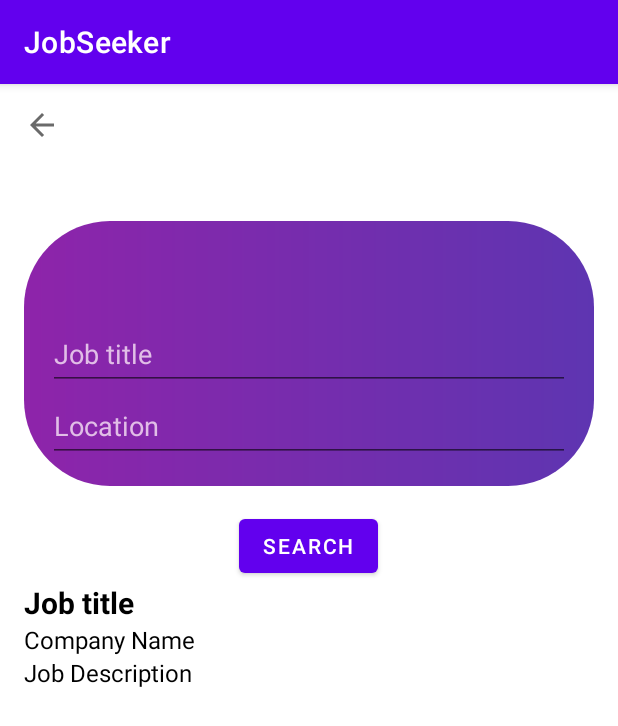
After one commit to IT21156410/jobfinder, an Android app: the JobSearchActivity screen opened directly, with no data from a screen before it, on a phone screen of 412 x 824 dp. The commit adds this screen. Shown: the top 726 px of the screen. Run offline under Robolectric (Android 15) with nearby library versions, the phone set to English and light mode, and no system bars.

Commit message:
Job post management & search

```diff
--- /dev/null
+++ b/app/src/main/java/com/example/jobseeker/JobSearchActivity.kt
@@ -0,0 +1,36 @@
+package com.example.jobseeker
+
+import androidx.appcompat.app.AppCompatActivity
+import android.os.Bundle
+import android.widget.Button
+import android.widget.EditText
+
+class JobSearchActivity : AppCompatActivity() {
+
+    private lateinit var jobTitleEditText: EditText
+    private lateinit var locationEditText: EditText
+    private lateinit var searchButton: Button
+
+    override fun onCreate(savedInstanceState: Bundle?) {
+        super.onCreate(savedInstanceState)
+        setContentView(R.layout.activity_job_search)
+
+        val goBackButton = findViewById<Button>(R.id.goBackFrmJob)
+
+        goBackButton.setOnClickListener {
+            finish()
+        }
+
+        // Initialize views
+        jobTitleEditText = findViewById(R.id.job_title_edittext)
+        locationEditText = findViewById(R.id.location_edittext)
+        searchButton = findViewById(R.id.search_button)
+
+        // Set up click listener for search button
+        searchButton.setOnClickListener {
+            val jobTitle = jobTitleEditText.text.toString()
+            val location = locationEditText.text.toString()
+            // TODO: Implement job search functionality
+        }
+    }
+}
--- /dev/null
+++ b/app/src/main/res/drawable/background_purple.xml
@@ -0,0 +1,23 @@
+<shape xmlns:android="http://schemas.android.com/apk/res/android"
+        android:shape="rectangle">
+    <gradient
+            android:startColor="#8e24aa"
+            android:endColor="#5e35b1"
+            android:type="linear"
+            android:angle="0"/>
+    <corners android:radius="86px" />
+    <padding android:bottom="16dp"
+            android:left="16dp"
+            android:right="16dp"
+            android:top="16dp" />
+</shape>
+
+<!--<shape xmlns:android="http://schemas.android.com/apk/res/android"-->
+<!--android:shape="rectangle">-->
+<!--<solid android:color="#8e24aa" />-->
+<!--<corners android:radius="26px" />-->
+<!--<padding android:bottom="16dp"-->
+<!--        android:left="16dp"-->
+<!--        android:right="16dp"-->
+<!--        android:top="16dp" />-->
+<!--</shape>-->
--- /dev/null
+++ b/app/src/main/res/layout/activity_job_search.xml
@@ -0,0 +1,124 @@
+<?xml version="1.0" encoding="utf-8"?>
+<androidx.constraintlayout.widget.ConstraintLayout xmlns:android="http://schemas.android.com/apk/res/android"
+        xmlns:tools="http://schemas.android.com/tools"
+        xmlns:app="http://schemas.android.com/apk/res-auto"
+        android:layout_width="match_parent"
+        android:layout_height="match_parent"
+        tools:context=".JobSearchActivity">
+
+    <com.google.android.material.navigation.NavigationView
+            android:layout_width="0dp"
+            android:layout_height="55dp"
+            app:layout_constraintEnd_toEndOf="parent"
+            app:layout_constraintStart_toStartOf="parent"
+            app:layout_constraintTop_toTopOf="parent">
+
+        <Button
+                android:id="@+id/goBackFrmJob"
+                android:layout_width="54dp"
+                android:layout_height="match_parent"
+                android:background="#00000000"
+                android:backgroundTint="#FFFFFF"
+                android:text="@string/back"
+                app:icon="?attr/actionModeCloseDrawable"
+                app:iconTint="#95000000"
+                app:iconTintMode="src_in" />
+
+    </com.google.android.material.navigation.NavigationView>
+
+    <LinearLayout
+            android:layout_width="match_parent"
+            android:layout_height="match_parent"
+            android:orientation="vertical"
+            android:padding="16dp"
+            app:layout_constraintTop_toTopOf="parent"
+            app:layout_constraintStart_toStartOf="parent"
+            app:layout_constraintEnd_toEndOf="parent"
+            app:layout_constraintBottom_toBottomOf="parent"
+            app:layout_constraintVertical_bias="0.35000002"
+            android:layout_marginTop="75dp">
+
+        <LinearLayout
+                android:layout_width="match_parent"
+                android:layout_height="wrap_content"
+                android:background="@drawable/background_purple"
+                android:padding="16dp"
+                android:orientation="vertical">
+
+            <TextView
+                    android:layout_width="wrap_content"
+                    android:layout_height="wrap_content"
+                    tools:text="Job Search"
+                    android:textSize="24sp"
+                    android:textStyle="bold"
+                    android:layout_gravity="center_horizontal"
+                    android:layout_marginBottom="16dp"
+                    android:textColor="#FFFFFF" />
+
+            <EditText
+                    android:id="@+id/job_title_edittext"
+                    android:layout_width="match_parent"
+                    android:layout_height="wrap_content"
+                    android:hint="@string/job_title"
+                    android:inputType="text"
+                    android:autofillHints=""
+                    android:minHeight="48dp"
+                    android:textColorHint="#E1BEE7" />
+
+            <EditText
+                    android:id="@+id/location_edittext"
+                    android:layout_width="match_parent"
+                    android:layout_height="wrap_content"
+                    android:hint="@string/location"
+                    android:inputType="text"
+                    android:autofillHints=""
+                    android:minHeight="48dp"
+                    android:textColorHint="#E1BEE7" />
+
+        </LinearLayout>
+
+        <Button
+                android:id="@+id/search_button"
+                android:layout_width="wrap_content"
+                android:layout_height="wrap_content"
+                android:text="@string/search"
+                android:layout_gravity="center_horizontal"
+                android:layout_marginTop="16dp" />
+
+<!--    </LinearLayout>-->
+
+<!--    <LinearLayout-->
+<!--            android:orientation="vertical"-->
+<!--            android:layout_width="match_parent"-->
+<!--            android:layout_height="wrap_content"-->
+<!--            android:padding="16dp">-->
+
+        <TextView
+                android:id="@+id/job_title_textview"
+                android:layout_width="wrap_content"
+                android:layout_height="wrap_content"
+                android:textStyle="bold"
+                android:textSize="20sp"
+                android:textColor="@android:color/black"
+                android:text="@string/job_title"/>
+
+        <TextView
+                android:id="@+id/company_name_textview"
+                android:layout_width="wrap_content"
+                android:layout_height="wrap_content"
+                android:textSize="16sp"
+                android:textColor="@android:color/black"
+                android:text="@string/company_name"/>
+
+        <TextView
+                android:id="@+id/job_description_textview"
+                android:layout_width="wrap_content"
+                android:layout_height="wrap_content"
+                android:textSize="16sp"
+                android:textColor="@android:color/black"
+                android:text="@string/job_description"/>
+
+    </LinearLayout>
+
+
+</androidx.constraintlayout.widget.ConstraintLayout>
--- /dev/null
+++ b/app/src/main/res/values/arrays.xml
@@ -0,0 +1,4 @@
+<?xml version="1.0" encoding="utf-8"?>
+<resources>
+    <string-array name="job_categories">Job Categories</string-array>
+</resources>
--- a/app/src/main/res/values/strings.xml
+++ b/app/src/main/res/values/strings.xml
@@ -30,4 +30,18 @@
     <string name="edit_profile">Edit profile</string>
     <string name="scrollView">scrollView</string>
     <string name="add_cv">Add CV</string>
+    <string name="job_title">Job title</string>
+    <string name="location">Location</string>
+    <string name="search">Search</string>
+    <string name="job_search">Job Search</string>
+    <string name="company_name">Company Name</string>
+    <string name="job_description">Job Description</string>
+    <string name="job_location">Job Location</string>
+    <string name="job_salary">Job Salary</string>
+    <string name="apply">Apply</string>
+    <string name="job_category">Job Category</string>
+    <string name="job_date">Job Date</string>
+    <string name="create_job">Create Job</string>
+    <string name="job_post_management_title">Job Postt Management</string>
+    <string name="delete">Delete</string>
 </resources>
```
Also changed, not shown: app/src/main/AndroidManifest.xml (+28 -0 lines), app/src/main/java/com/example/jobseeker/CreateJobFormActivity.kt (added, +11 -0 lines), app/src/main/java/com/example/jobseeker/JobPostManageActivity.kt (added, +11 -0 lines), app/src/main/java/com/example/jobseeker/JobPostViewActivity.kt (added, +11 -0 lines), app/src/main/java/com/example/jobseeker/MainActivity.kt (+7 -0 lines), app/src/main/res/layout/activity_create_job_form.xml (added, +113 -0 lines), app/src/main/res/layout/activity_job_post_manage.xml (added, +40 -0 lines), app/src/main/res/layout/activity_job_post_view.xml (added, +66 -0 lines), app/src/main/res/layout/activity_main.xml (+17 -0 lines).
